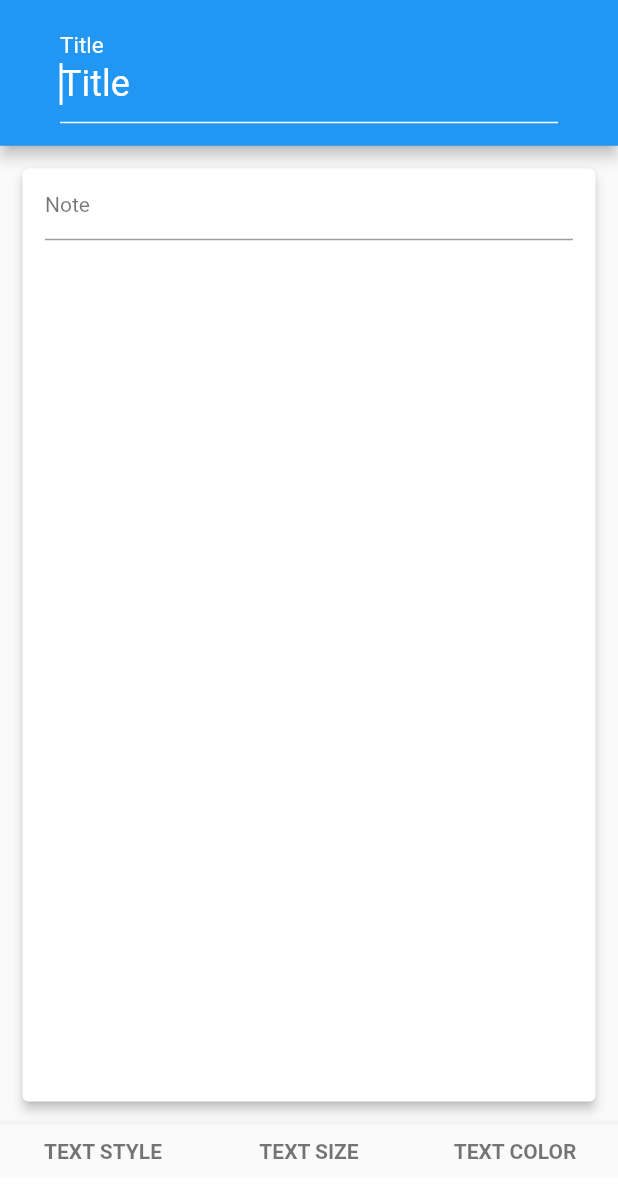
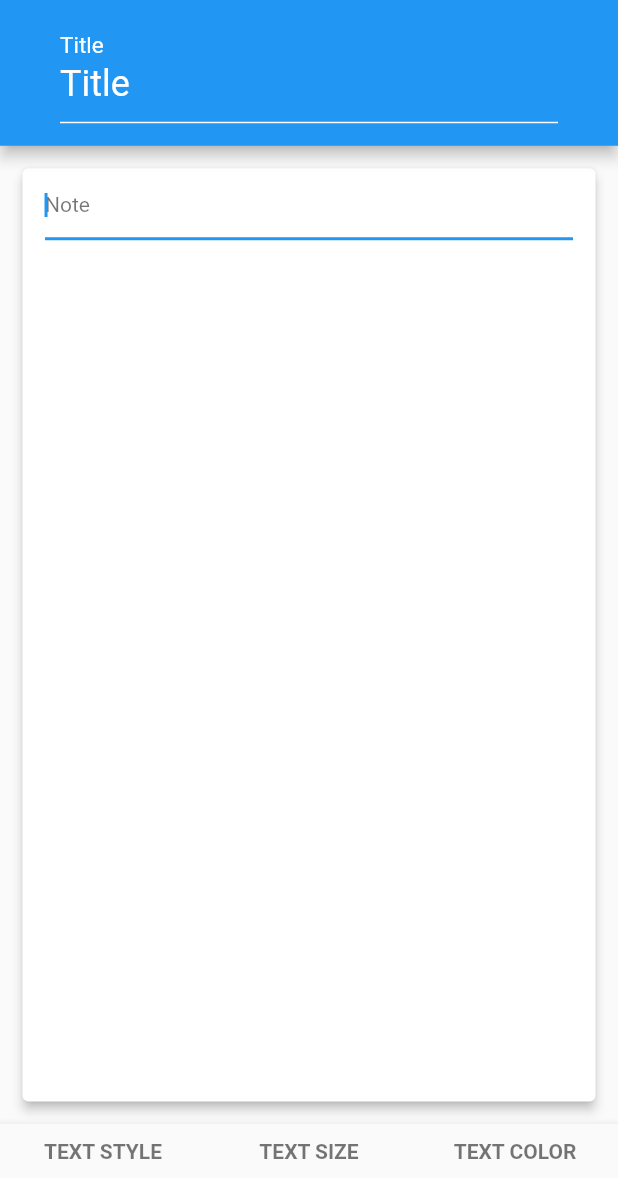
Before and after one commit to Mukund1507/notes, a Flutter app: the screen it shows after launch, after a tap on the "add" icon, on a phone screen of 412 x 824 dp, the part 52-1236 px from its top. Run offline on Flutter 3.47's test engine with Material 2 defaults, Android fonts, the phone set to English and light mode, and no system bars; our stand-ins replace image_picker.

Commit message:
minor fix

```diff
--- a/lib/models/note.dart
+++ b/lib/models/note.dart
@@ -8,12 +8,13 @@ class Note {
   final String body;
   final File? image;
   final TextStyle textStyle;
-  Note(
-      {required this.id,
-      this.title = '',
-      required this.body,
-      this.image,
-      required this.textStyle});
+  Note({
+    required this.id,
+    this.title = '',
+    required this.body,
+    this.image,
+    this.textStyle = const TextStyle(),
+  });
 }
 
 class Notes with ChangeNotifier {
--- a/lib/screens/home_page.dart
+++ b/lib/screens/home_page.dart
@@ -46,7 +46,6 @@ class HomePage extends StatelessWidget {
               id: DateTime.now().toString(),
               title: '',
               body: '',
-              textStyle: const TextStyle(),
             ),
           );
         },
--- a/lib/screens/notes_page.dart
+++ b/lib/screens/notes_page.dart
@@ -209,7 +209,6 @@ class _NotePageState extends State<NotePage> {
               style: const TextStyle(color: Colors.white, fontSize: 24),
               controller: _titleController,
               cursorColor: Colors.white,
-              autofocus: true,
               textInputAction: TextInputAction.next,
               decoration: const InputDecoration(
                 hintText: 'Title',
@@ -257,6 +256,7 @@ class _NotePageState extends State<NotePage> {
                   minLines: 1,
                   keyboardType: TextInputType.visiblePassword,
                   textCapitalization: TextCapitalization.sentences,
+                  autofocus: true,
                   controller: _bodyController,
                   style: TextStyle(
                     fontSize: fontSize,
```
